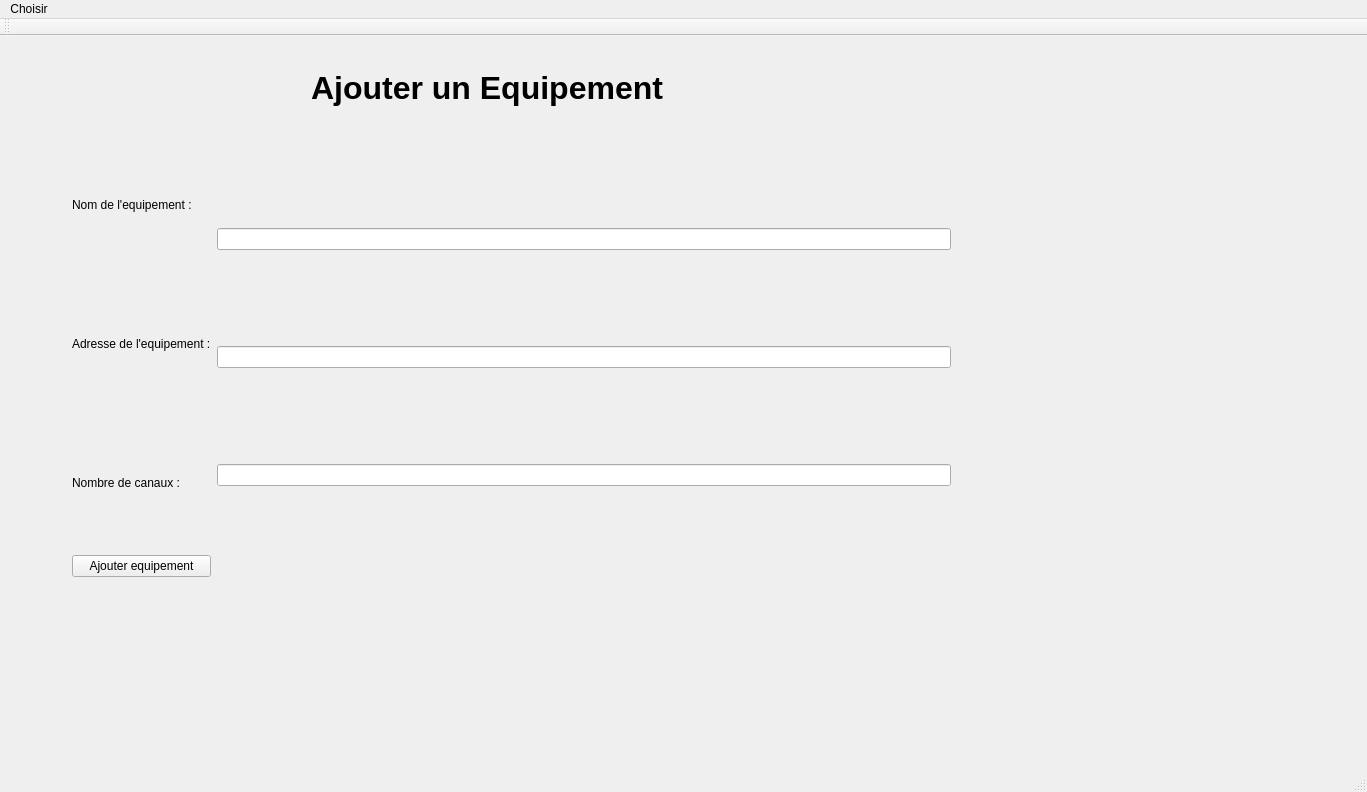
Before: the Qt Designer form DMXProject/DMXProject.ui in fbotel17/DMXProject, drawn with Qt 5.
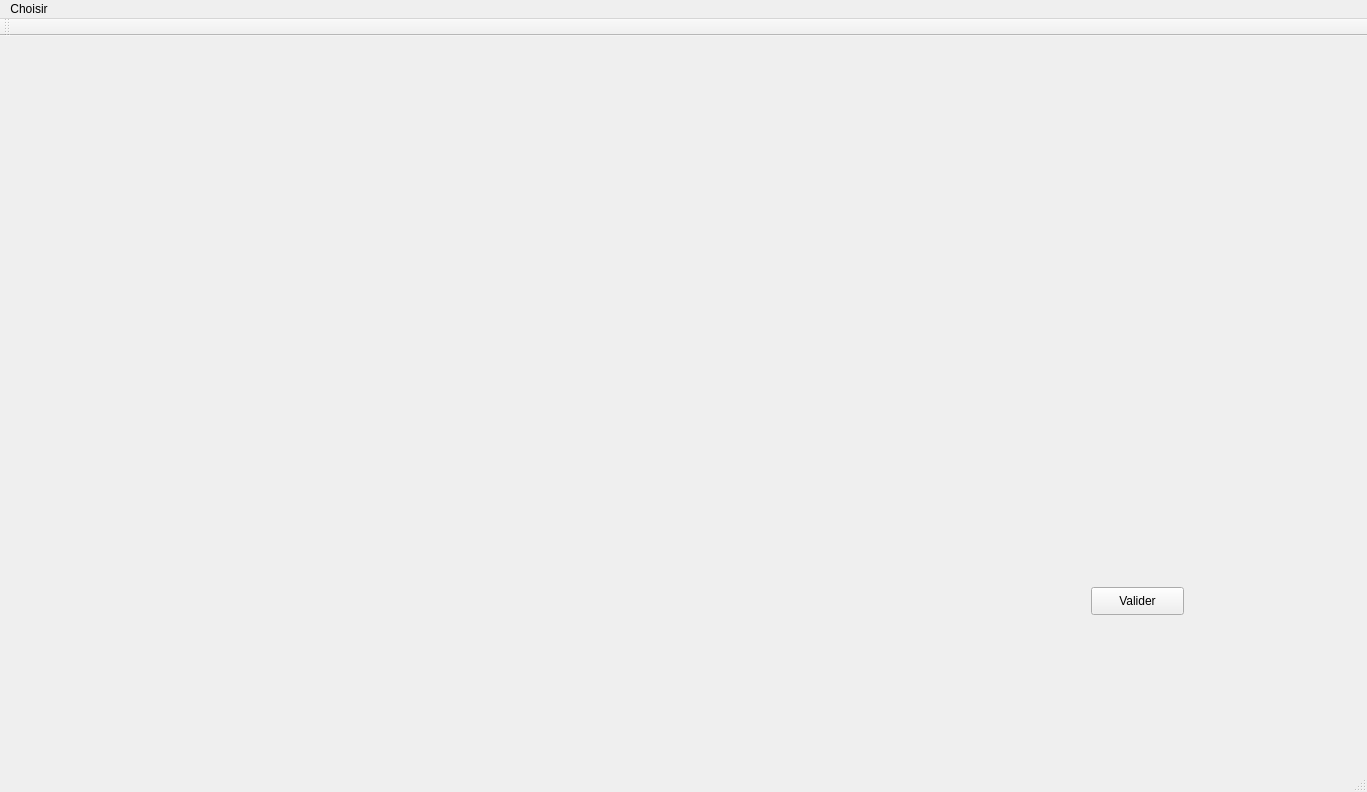
After: the same form once the commit is applied. The open tabs and pages were chosen to show the change.

Commit message: affichage canaux

The edit to the form file:
```diff
--- a/DMXProject/DMXProject.ui
+++ b/DMXProject/DMXProject.ui
@@ -313,6 +313,32 @@
         </property>
        </widget>
       </widget>
+      <widget class="QWidget" name="page_2">
+       <widget class="QWidget" name="verticalLayoutWidget_6">
+        <property name="geometry">
+         <rect>
+          <x>240</x>
+          <y>80</y>
+          <width>791</width>
+          <height>461</height>
+         </rect>
+        </property>
+        <layout class="QVBoxLayout" name="verticalLayout_18"/>
+       </widget>
+       <widget class="QPushButton" name="ValidateButtonCanal">
+        <property name="geometry">
+         <rect>
+          <x>1080</x>
+          <y>540</y>
+          <width>93</width>
+          <height>28</height>
+         </rect>
+        </property>
+        <property name="text">
+         <string>Valider</string>
+        </property>
+       </widget>
+      </widget>
      </widget>
     </item>
    </layout>
```
The commit also changes 2 other files.
